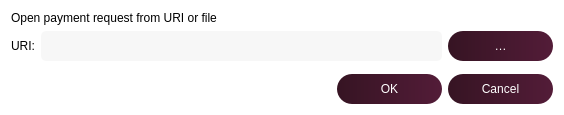
noirofficial/noir, file src/qt/forms/openuridialog.ui: the form before one commit.
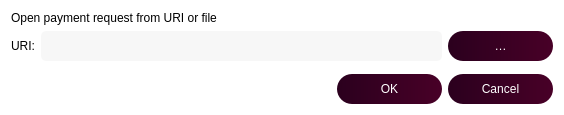
The form after the commit. Custom widgets are drawn as their Qt base class.

What changed in the file:
```diff
--- a/src/qt/forms/openuridialog.ui
+++ b/src/qt/forms/openuridialog.ui
@@ -69,7 +69,7 @@
         <string>Select payment request file</string>
        </property>
        <property name="styleSheet">
-        <string notr="true">background: QLinearGradient(x1: 0, y1: 0, x2: 1, y2: 0, stop: 0 #361423, stop: 1 #531c38);
+        <string notr="true">background: QLinearGradient(x1: 0, y1: 0, x2: 1, y2: 0, stop: 0 #2b001e, stop: 1 #480027);
 color: white;
 border-radius:15px;
 height:30px;
@@ -107,7 +107,7 @@
       </size>
      </property>
      <property name="styleSheet">
-      <string notr="true">background: QLinearGradient(x1: 0, y1: 0, x2: 1, y2: 0, stop: 0 #361423, stop: 1 #531c38);
+      <string notr="true">background: QLinearGradient(x1: 0, y1: 0, x2: 1, y2: 0, stop: 0 #2b001e, stop: 1 #480027);
 color: white;
 border-radius:15px;
 height:30px;
```
